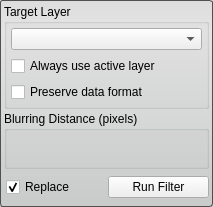
First picture: the form in Interface/ToolInterface/DiscreteGaussianFilterInterface.ui, repository jessdtate/Seg3D, before the edit.
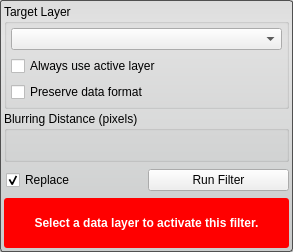
Second picture: the form after the edit. Custom widgets are drawn as their Qt base class.

Commit message: added a warning to the all the tools and filters for when the proper layer isnt selected.

Diff of the .ui file:
```diff
--- a/Interface/ToolInterface/DiscreteGaussianFilterInterface.ui
+++ b/Interface/ToolInterface/DiscreteGaussianFilterInterface.ui
@@ -6,8 +6,8 @@
    <rect>
     <x>0</x>
     <y>0</y>
-    <width>213</width>
-    <height>207</height>
+    <width>293</width>
+    <height>252</height>
    </rect>
   </property>
   <property name="sizePolicy">
@@ -191,20 +191,62 @@
      </layout>
     </widget>
    </item>
+   <item>
+    <widget class="QWidget" name="message_alert_" native="true">
+     <property name="minimumSize">
+      <size>
+       <width>0</width>
+       <height>32</height>
+      </size>
+     </property>
+     <property name="styleSheet">
+      <string notr="true">QLabel#message_{
+	color: white;
+	font: bold;
+}
+
+QWidget#message_alert_{
+	border-radius: 3px;
+	background-color: red;
+}</string>
+     </property>
+     <layout class="QHBoxLayout" name="horizontalLayout_5">
+      <property name="spacing">
+       <number>0</number>
+      </property>
+      <property name="margin">
+       <number>4</number>
+      </property>
+      <item>
+       <widget class="QLabel" name="message_">
+        <property name="text">
+         <string>Select a data layer to activate this filter.</string>
+        </property>
+        <property name="alignment">
+         <set>Qt::AlignCenter</set>
+        </property>
+        <property name="wordWrap">
+         <bool>true</bool>
+        </property>
+       </widget>
+      </item>
+     </layout>
+    </widget>
+   </item>
   </layout>
  </widget>
  <customwidgets>
+  <customwidget>
+   <class>QtUtils::QtDropableComboBox</class>
+   <extends>QComboBox</extends>
+   <header location="global">QtUtils/Widgets/QtDropableComboBox.h</header>
+  </customwidget>
   <customwidget>
    <class>QtUtils::QtSliderDoubleCombo</class>
    <extends>QWidget</extends>
    <header location="global">QtUtils/Widgets/QtSliderDoubleCombo.h</header>
    <container>1</container>
   </customwidget>
-  <customwidget>
-   <class>QtUtils::QtDropableComboBox</class>
-   <extends>QComboBox</extends>
-   <header location="global">QtUtils/Widgets/QtDropableComboBox.h</header>
-  </customwidget>
  </customwidgets>
  <resources/>
  <connections/>
```
Left out of the diff: 6 changed lines with no effect on the pictures. The commit also changes 67 other files.
